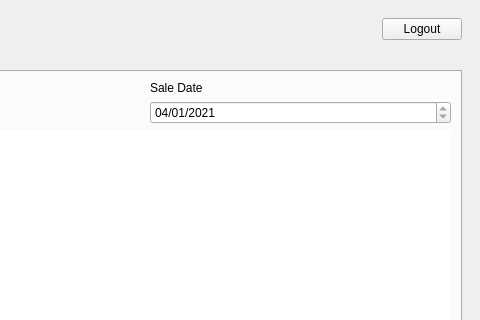
First picture: the form in BulkClub/mainwindow.ui, repository josharaedwards/CS1C-Project-2, before the edit; both pictures show x 493 to 973 and y 0 to 320 of the 973 by 579 pixel window.
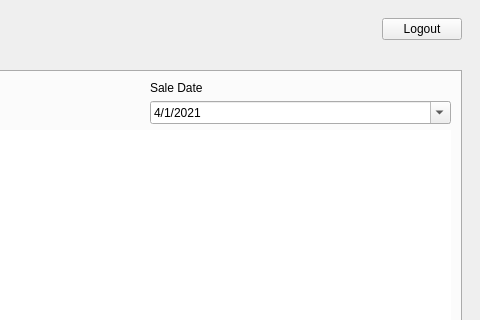
Second picture: the form after the edit. The open tabs and pages were chosen to show the change.

```diff
--- a/BulkClub/mainwindow.ui
+++ b/BulkClub/mainwindow.ui
@@ -274,7 +274,10 @@
                </date>
               </property>
               <property name="displayFormat">
-               <string>MM/dd/yyyy</string>
+               <string>M/d/yyyy</string>
+              </property>
+              <property name="calendarPopup">
+               <bool>true</bool>
               </property>
               <property name="date">
                <date>
```
Left out of the diff: 4 changed lines with no effect on the pictures.
